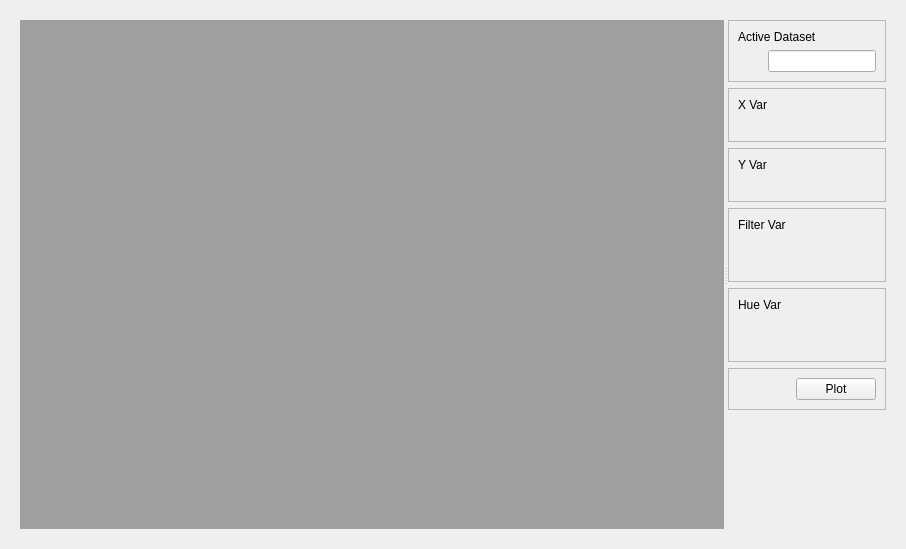
CBICA/NiChart_Viewer, file NiChartGUI/plugins/plotview/plotview.ui: the form before one commit.
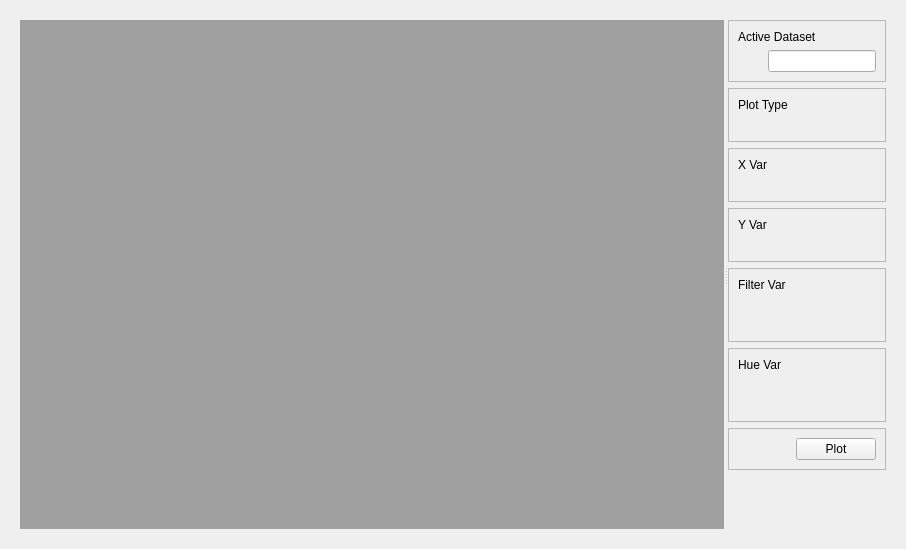
The form after the commit.

```diff
--- a/NiChartGUI/plugins/plotview/plotview.ui
+++ b/NiChartGUI/plugins/plotview/plotview.ui
@@ -110,7 +110,56 @@
                         </layout>
                         </widget>
                     </item>
+
+                    <item>
+                        <widget  class="QFrame"  name="wPlotType">
+                        <property  name="frameShape">
+                            <enum>QFrame::StyledPanel</enum>
+                        </property>
+                        <property  name="frameShadow">
+                            <enum>QFrame::Raised</enum>
+                        </property>
+                        <property  name="lineWidth">
+                            <number>8</number>
+                        </property>
                         
+                        <layout  class="QVBoxLayout"  name="vlPlotType">
+                            
+                            <item>
+                            <widget  class="QLabel"  name="label_select">
+                                <property  name="text">
+                                <string>Plot Type</string>
+                                </property>
+                            </widget>
+                            </item>
+                            
+                            <item>
+                            <layout  class="QHBoxLayout"  name="horizontalLayout_5">
+                                <item>
+                                <spacer  name="horizontalSpacer_5">
+                                    <property  name="orientation">
+                                    <enum>Qt::Horizontal</enum>
+                                    </property>
+                                    
+                                    <property name="sizeType">
+                                        <enum>QSizePolicy::Fixed</enum>
+                                    </property>
+                                    
+                                    <property  name="sizeHint"  stdset="0">
+                                    <size>
+                                        <width>30</width>
+                                        <height>20</height>
+                                    </size>
+                                    </property>
+                                </spacer>
+                                </item>
+                            </layout>
+                            </item>
+                        </layout>
+                        
+                        </widget>
+                    </item>                    
+                    
                     <item>
                         <widget  class="QFrame"  name="wXVar">
                         <property  name="frameShape">
@@ -131,6 +180,7 @@
                                 </property>
                             </widget>
                             </item>
+                            
                             <item>
                             <layout  class="QHBoxLayout"  name="horizontalLayout_5">
                                 <item>
@@ -156,6 +206,7 @@
                                 </item>
                             </layout>
                             </item>
+                            
                         </layout>
                         
                         </widget>
@@ -223,7 +274,7 @@
                         <property  name="lineWidth">
                             <number>8</number>
                         </property>
-                        <layout  class="QVBoxLayout"  name="vlBC">
+                        <layout  class="QVBoxLayout"  name="vlFilter">
                             
                             <item>
                             <widget  class="QLabel"  name="label_select2">
@@ -368,7 +419,7 @@
                     </item>
 
                     <item>
-                        <widget  class="QFrame"  name="wBD">
+                        <widget  class="QFrame"  name="wPlotBtn">
                         <property  name="frameShape">
                             <enum>QFrame::StyledPanel</enum>
                         </property>
```
Left out of the diff: 1 changed line with no effect on the pictures.
